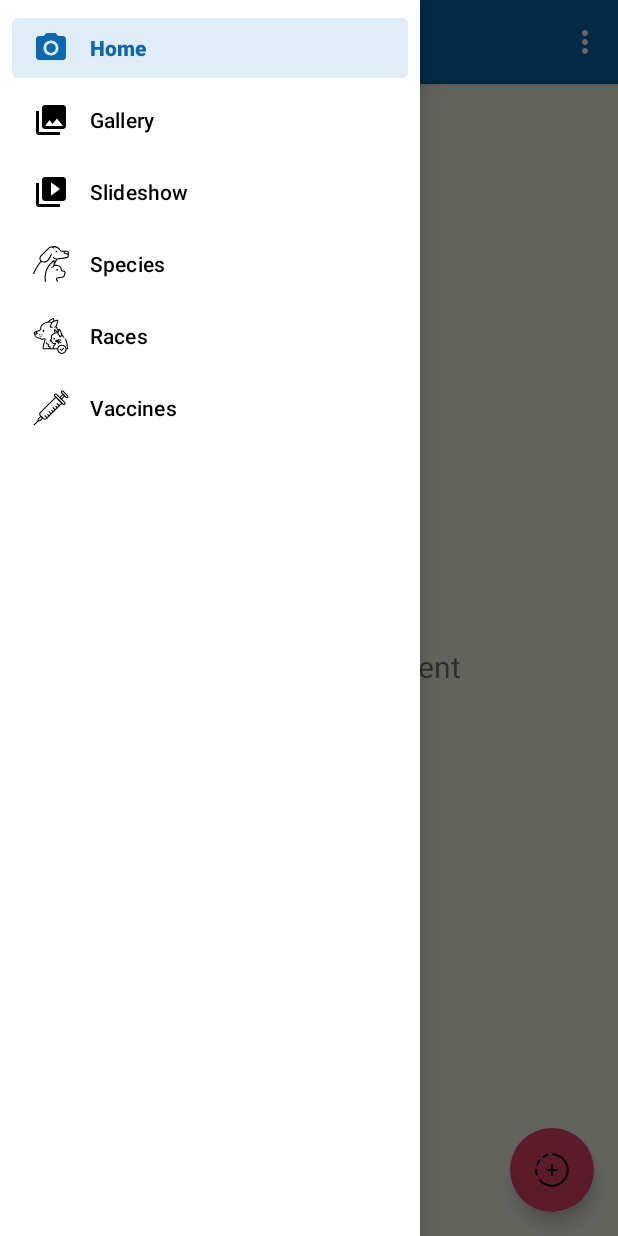
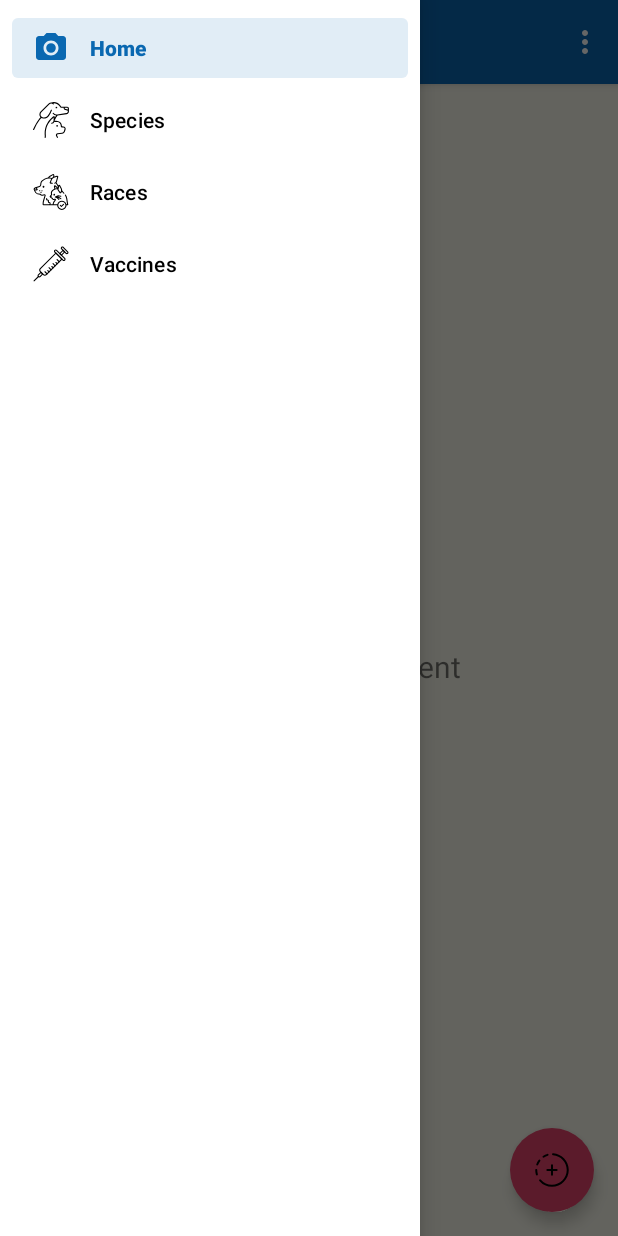
Before and after one commit to rcla2000/Save-Our-Pets-DSM, an Android app: the AdminActivity screen opened directly, with no data from a screen before it, with the side drawer open, on a phone screen of 412 x 824 dp. Run offline under Robolectric (Android 15) with nearby library versions, the phone set to English and light mode, and no system bars; our stand-ins replace navigation-ui.

Commit message:
Eliminando opciones del menú innecesarias

```diff
--- a/app/src/main/java/org/app/saveourpets/AdminActivity.kt
+++ b/app/src/main/java/org/app/saveourpets/AdminActivity.kt
@@ -37,7 +37,7 @@ class AdminActivity : AppCompatActivity() {
         // menu should be considered as top level destinations.
         appBarConfiguration = AppBarConfiguration(
             setOf(
-                R.id.nav_home, R.id.nav_gallery, R.id.nav_slideshow, R.id.nav_species, R.id.nav_razas, R.id.nav_vacunas
+                R.id.nav_home, R.id.nav_species, R.id.nav_razas, R.id.nav_vacunas
             ), drawerLayout
         )
         setupActionBarWithNavController(navController, appBarConfiguration)
--- a/app/src/main/java/org/app/saveourpets/RazasFragment.kt
+++ b/app/src/main/java/org/app/saveourpets/RazasFragment.kt
@@ -58,13 +58,6 @@ class RazasFragment : Fragment() {
         llenarListado()
 
         val fab = view.findViewById<FloatingActionButton>(R.id.fab)
-
-// Define la acción del FAB
-        fab.setOnClickListener {
-            Snackbar.make(view, "Clic en Razas WAZAA", Snackbar.LENGTH_LONG)
-                .setAction("Action", null).show()
-        }
-
 
         return view
     }
--- a/app/src/main/res/menu/activity_drawer_drawer.xml
+++ b/app/src/main/res/menu/activity_drawer_drawer.xml
@@ -8,14 +8,6 @@
             android:id="@+id/nav_home"
             android:icon="@drawable/ic_menu_camera"
             android:title="@string/menu_home" />
-        <item
-            android:id="@+id/nav_gallery"
-            android:icon="@drawable/ic_menu_gallery"
-            android:title="@string/menu_gallery" />
-        <item
-            android:id="@+id/nav_slideshow"
-            android:icon="@drawable/ic_menu_slideshow"
-            android:title="@string/menu_slideshow" />
         <item
             android:id="@+id/nav_species"
             android:icon="@drawable/species_icon"
```
